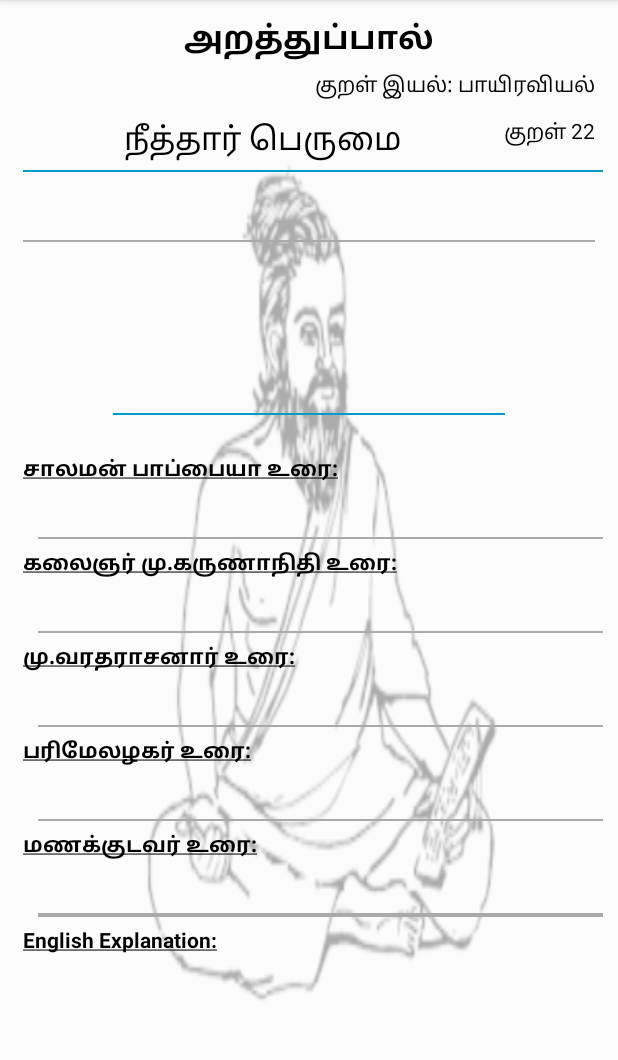
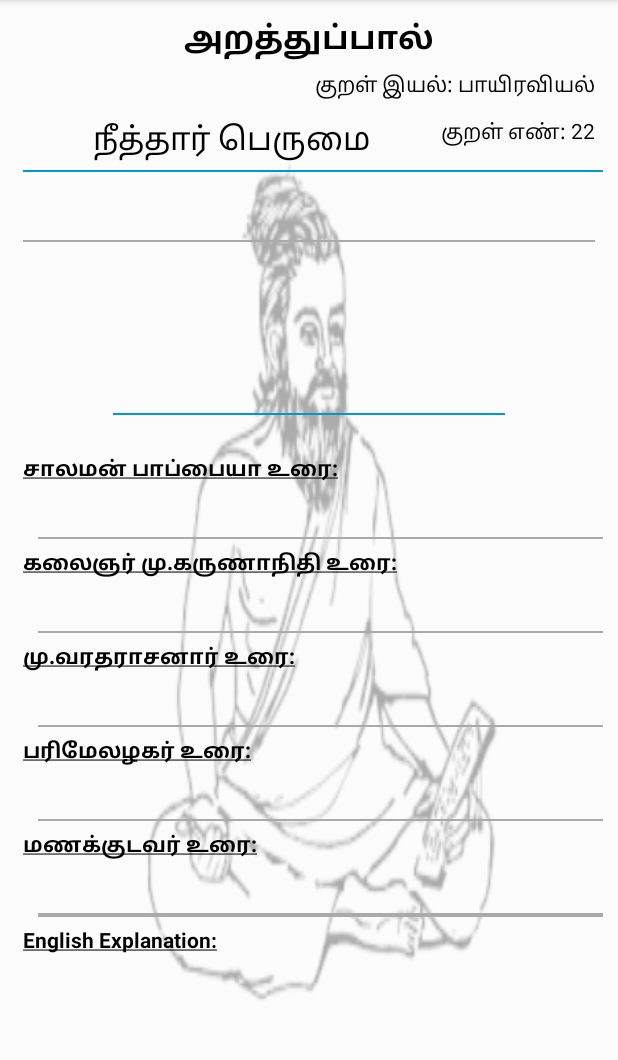
Before and after one commit to vijay1324/DhinamOruKural, an Android app: the IndrayaKural screen opened directly, with no data from a screen before it, after a tap on "விளக்க உரை", on a phone screen of 412 x 824 dp, the part 84-1144 px from its top. Run offline under Robolectric (Android 15) with nearby library versions, the phone set to English and light mode, and no system bars; our stand-ins replace AdMob; 2 statements that could not run were skipped.

Commit message:
First Publish, Change Kural No, Change kuralno lbl in mainactivity

```diff
--- a/app/src/main/java/com/atsoft/dhinamorukural/IndrayaKural.java
+++ b/app/src/main/java/com/atsoft/dhinamorukural/IndrayaKural.java
@@ -330,13 +330,14 @@ public class IndrayaKural extends Activity {
         DBController controller = new DBController(this);
         SQLiteDatabase db = controller.getReadableDatabase();
         String noti_kural = "";
-        String qry = "SELECT thirukural, soloman_exp FROM kural where kuralno = '"+currentNo+"'";
+        String kuralnostr = String.valueOf(currentNo+1);
+        String qry = "SELECT thirukural, soloman_exp FROM kural where kuralno = '"+kuralnostr+"'";
         System.out.println("Syso select qry : " +qry);
         Cursor cursor = db.rawQuery(qry, null);
         if (cursor.moveToNext()) {
             noti_kural = cursor.getString(0);
             thirukural.setText(cursor.getString(0));
-            exp.setText("குறள் "+cursor.getString(1));
+            exp.setText(cursor.getString(1));
         } else
             System.out.println("Syso empty db");
         db.close();
@@ -344,7 +345,6 @@ public class IndrayaKural extends Activity {
         palarr = getResources().getStringArray(R.array.nav_pal);
         iyalarr = getResources().getStringArray(R.array.nav_iyal);
         athigaramarr = getResources().getStringArray(R.array.athigaram);
-        String kuralnostr = String.valueOf(currentNo+1);
 //        filename = "Thirukural_"+String.valueOf(currentNo+1)+".jpg";
         filename = "Thirukural.jpg";
         if (currentNo < 10)
--- a/app/src/main/java/com/atsoft/dhinamorukural/MainActivity.java
+++ b/app/src/main/java/com/atsoft/dhinamorukural/MainActivity.java
@@ -728,7 +728,7 @@ public class MainActivity extends AppCompatActivity {
         pal.setText(palarr[currentPal]);
         iyal.setText("குறள் இயல்: "+ iyalarr[currentIyal]);
         athigaram.setText(athigaramarr[currentAgarathi]);
-        kuralno.setText("குறள் "+kuralnostr);
+        kuralno.setText("குறள் எண்: "+kuralnostr);
 
         SharedPreferences.Editor editor = sharedPrefs.edit();
         try {
```
